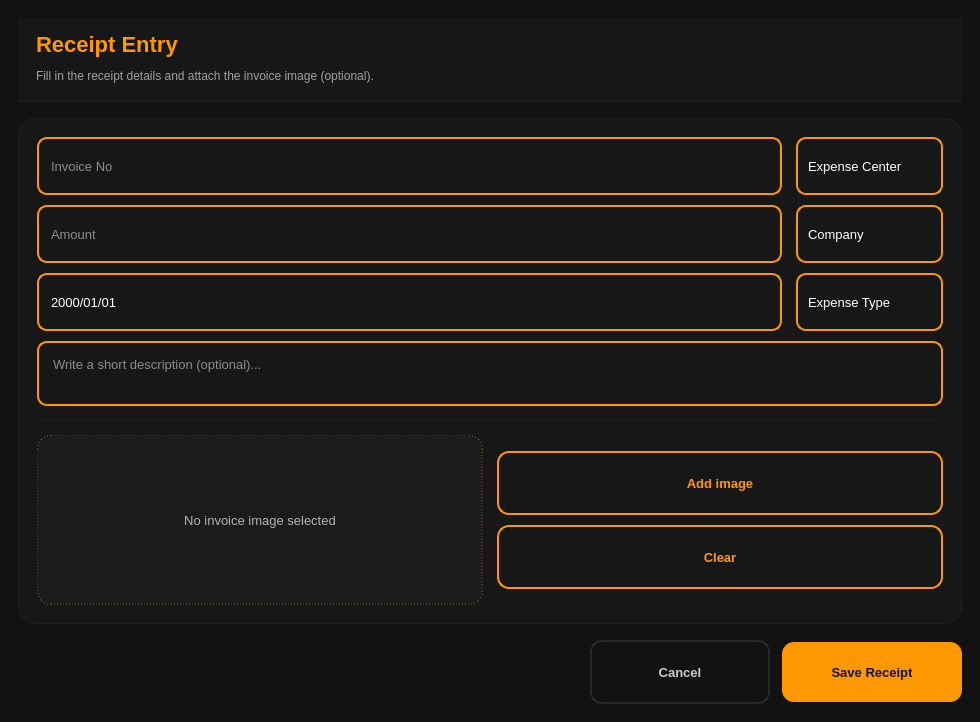
NozhanQ/Imprest_Management_Forked, file app/ui/Expense_Receipt_Entry.ui: the form before one commit.
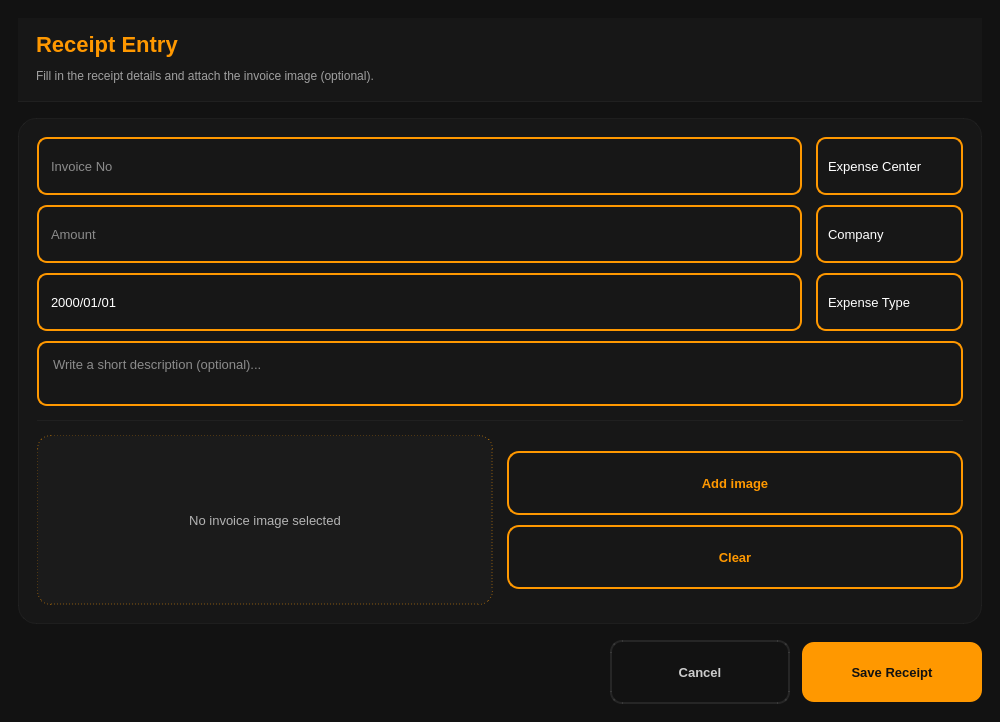
The form after the commit.

Commit message: Fixing the size and coordinate of the windows

The edit to the form file:
```diff
--- a/app/ui/Expense_Receipt_Entry.ui
+++ b/app/ui/Expense_Receipt_Entry.ui
@@ -12,7 +12,7 @@
    <rect>
     <x>0</x>
     <y>0</y>
-    <width>980</width>
+    <width>1000</width>
     <height>722</height>
    </rect>
   </property>
@@ -30,8 +30,8 @@
   </property>
   <property name="maximumSize">
    <size>
-    <width>16777215</width>
-    <height>16777215</height>
+    <width>1000</width>
+    <height>722</height>
    </size>
   </property>
   <property name="windowTitle">
```
The commit also changes 3 other files.
